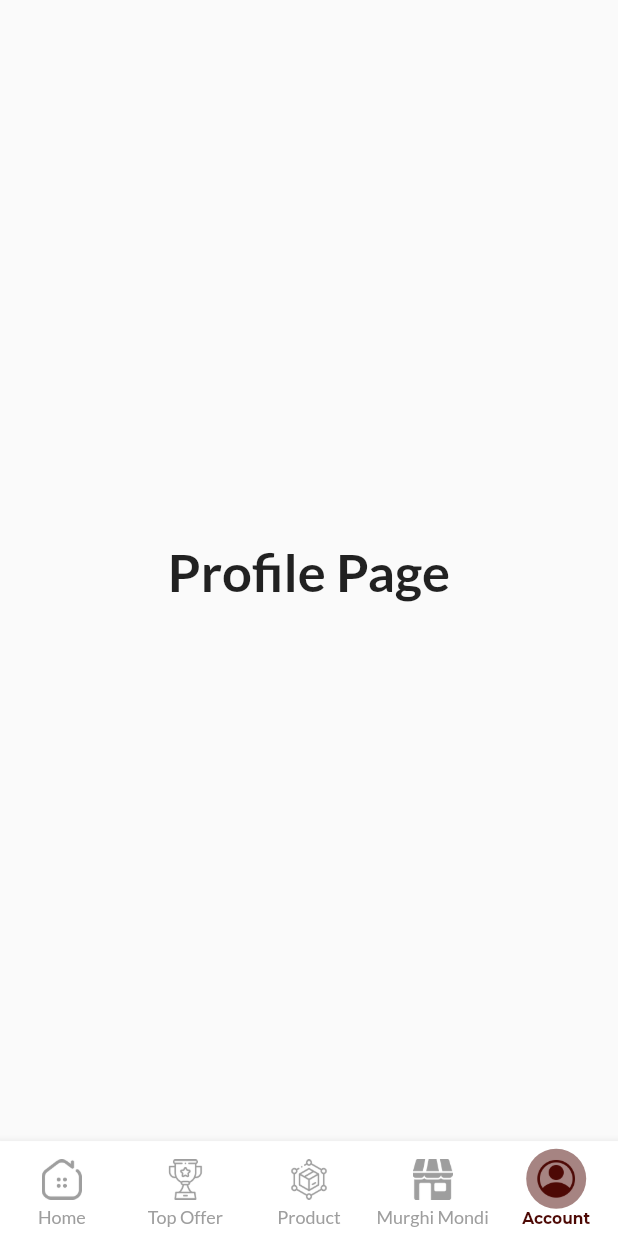
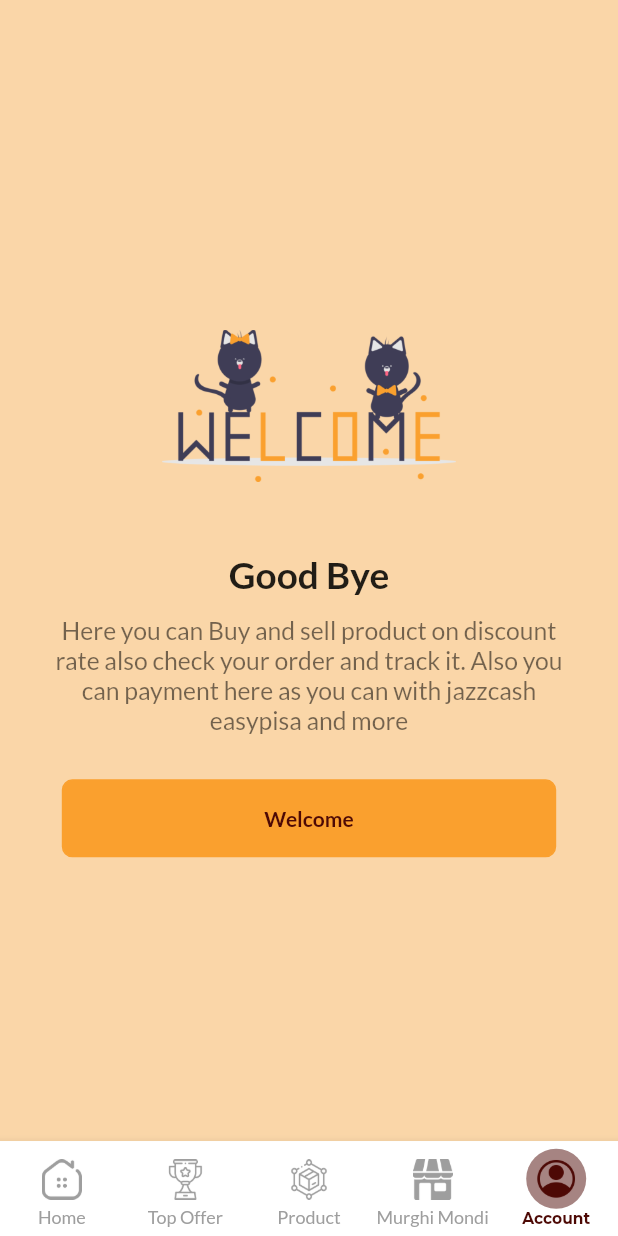
Before and after one commit to talha828/Poultry-Baba-screen, a Flutter app: the screen it shows after launch, item 5 of the bottom bar chosen, on a phone screen of 412 x 824 dp. Run offline on Flutter 3.47's test engine with Material 2 defaults, Android fonts, the phone set to English and light mode, and no system bars; our stand-ins replace carousel_slider, google_fonts.

Commit message:
good by and welcome screen

```diff
--- /dev/null
+++ b/lib/view/WelcomeScreen.dart
@@ -0,0 +1,53 @@
+import 'package:flutter/material.dart';
+import 'package:poutry_baba_screen/const/constant.dart';
+
+import '../components/button.dart';
+
+class WelcomeScreen extends StatefulWidget {
+  const WelcomeScreen({Key? key}) : super(key: key);
+
+  @override
+  State<WelcomeScreen> createState() => _WelcomeScreenState();
+}
+
+class _WelcomeScreenState extends State<WelcomeScreen> {
+  @override
+  Widget build(BuildContext context) {
+    var width =MediaQuery.of(context).size.width;
+    return SafeArea(
+      child: Scaffold(
+       body: Container(
+         color: appMainColor1.withOpacity(0.4),
+         padding:EdgeInsets.symmetric(vertical: width * 0.04,horizontal: width * 0.04),
+         child: Column(
+           crossAxisAlignment: CrossAxisAlignment.stretch,
+           mainAxisAlignment: MainAxisAlignment.center,
+           children: [
+             Image.asset("assets/img/welcome.png",scale: width * 0.011,),
+             Text("Good Bye",textAlign: TextAlign.center,style: TextStyle(fontSize: width * 0.06,fontWeight: FontWeight.bold),),
+             SizedBox(height: width * 0.03,),
+             Padding(
+               padding: EdgeInsets.symmetric(horizontal: width * 0.04),
+               child: Text("Here you can Buy and sell product on discount rate also check your order and track it. Also you can payment here as you can with jazzcash easypisa and more",textAlign: TextAlign.center,style: TextStyle(fontSize: width * 0.04,color: Colors.black54),),
+             ),
+             SizedBox(height: width * 0.03,),
+             InkWell(
+               onTap: (){},
+               child: Container(
+                   decoration: BoxDecoration(
+                       color: appMainColor1,
+                       border: Border.all(color:appMainColor1),
+                       borderRadius: BorderRadius.circular(7)
+                   ),
+                   margin: EdgeInsets.symmetric(horizontal: width * 0.06,vertical: width * 0.04),
+                   padding: EdgeInsets.symmetric(vertical: width * 0.04,horizontal: width * 0.04),
+                   child:const Text("Welcome",textAlign: TextAlign.center,style:const TextStyle(color: appMainColor3,fontWeight: FontWeight.bold),)
+               ),
+             )
+           ],
+         ),
+       ),
+      ),
+    );
+  }
+}
--- a/lib/view/bottom_navigation_screen.dart
+++ b/lib/view/bottom_navigation_screen.dart
@@ -4,9 +4,11 @@ import 'package:google_fonts/google_fonts.dart';
 import 'package:poutry_baba_screen/const/constant.dart';
 import 'package:poutry_baba_screen/generated/assets.dart';
 import 'package:poutry_baba_screen/main.dart';
+import 'package:poutry_baba_screen/view/goodbye_screen.dart';
 import 'package:poutry_baba_screen/view/my_order_screen.dart';
 import 'package:poutry_baba_screen/view/payment_method_screen.dart';
 import 'package:poutry_baba_screen/view/product_details.dart';
+import 'package:poutry_baba_screen/view/WelcomeScreen.dart';
 
 import 'cart_screen.dart';
 
@@ -23,8 +25,8 @@ class _BottomNavigationScreenState extends State<BottomNavigationScreen> {
     PaymentScreen(),
     MyOrderScreen(),
     CartScreen(),
-    ProductDetails(),
-    Text('Profile Page', style: TextStyle(fontSize: 35, fontWeight: FontWeight.bold)),
+    GoodByeScreen(),
+    WelcomeScreen()
   ];
 
   void _onItemTapped(int index) {
--- a/pubspec.yaml
+++ b/pubspec.yaml
@@ -64,6 +64,7 @@ flutter:
   assets:
      - assets/
      - assets/icon/
+     - assets/img/
 
   # An image asset can refer to one or more resolution-specific "variants", see
   # https://flutter.dev/assets-and-images/#resolution-aware
```
Also changed, not shown: lib/view/goodbye_screen.dart (added, +53 -0 lines), assets/img/goodbye.png (added), assets/img/success.png (added), assets/img/success.svg (added), assets/img/welcome.png (added), lib/generated/assets.dart.
